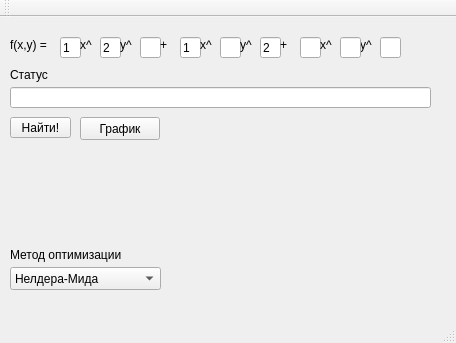
Above: mw.ui from unpaleness/opti before the change. Below: the same form after it.
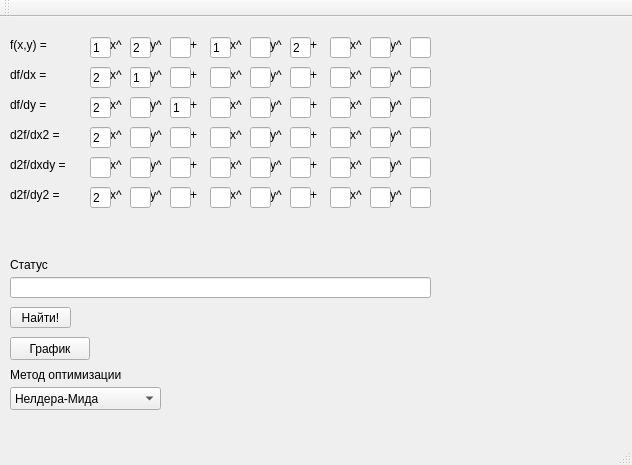
That is the form after the change.

What changed in the file:
```diff
--- a/mw.ui
+++ b/mw.ui
@@ -6,8 +6,8 @@
    <rect>
     <x>0</x>
     <y>0</y>
-    <width>456</width>
-    <height>343</height>
+    <width>632</width>
+    <height>465</height>
    </rect>
   </property>
   <property name="windowTitle">
@@ -17,7 +17,7 @@
    <widget class="QLineEdit" name="lea1">
     <property name="geometry">
      <rect>
-      <x>60</x>
+      <x>90</x>
       <y>20</y>
       <width>21</width>
       <height>21</height>
@@ -43,7 +43,7 @@
    <widget class="QLineEdit" name="lepowx1">
     <property name="geometry">
      <rect>
-      <x>100</x>
+      <x>130</x>
       <y>20</y>
       <width>21</width>
       <height>21</height>
@@ -56,7 +56,7 @@
    <widget class="QLabel" name="lx1">
     <property name="geometry">
      <rect>
-      <x>80</x>
+      <x>110</x>
       <y>20</y>
       <width>16</width>
       <height>16</height>
@@ -69,7 +69,7 @@
    <widget class="QLabel" name="ly1">
     <property name="geometry">
      <rect>
-      <x>120</x>
+      <x>150</x>
       <y>20</y>
       <width>16</width>
       <height>16</height>
@@ -82,7 +82,7 @@
    <widget class="QLineEdit" name="lepowy1">
     <property name="geometry">
      <rect>
-      <x>140</x>
+      <x>170</x>
       <y>20</y>
       <width>21</width>
       <height>21</height>
@@ -92,7 +92,7 @@
    <widget class="QLineEdit" name="lepowy2">
     <property name="geometry">
      <rect>
-      <x>260</x>
+      <x>290</x>
       <y>20</y>
       <width>21</width>
       <height>21</height>
@@ -105,7 +105,7 @@
    <widget class="QLineEdit" name="lepowx2">
     <property name="geometry">
      <rect>
-      <x>220</x>
+      <x>250</x>
       <y>20</y>
       <width>21</width>
       <height>21</height>
@@ -115,7 +115,7 @@
    <widget class="QLabel" name="ly2">
     <property name="geometry">
      <rect>
-      <x>240</x>
+      <x>270</x>
       <y>20</y>
       <width>16</width>
       <height>16</height>
@@ -128,7 +128,7 @@
    <widget class="QLineEdit" name="lea2">
     <property name="geometry">
      <rect>
-      <x>180</x>
+      <x>210</x>
       <y>20</y>
       <width>21</width>
       <height>21</height>
@@ -141,7 +141,7 @@
    <widget class="QLabel" name="lx2">
     <property name="geometry">
      <rect>
-      <x>200</x>
+      <x>230</x>
       <y>20</y>
       <width>16</width>
       <height>16</height>
@@ -154,7 +154,7 @@
    <widget class="QLabel" name="lplus1">
     <property name="geometry">
      <rect>
-      <x>160</x>
+      <x>190</x>
       <y>20</y>
       <width>16</width>
       <height>16</height>
@@ -167,7 +167,7 @@
    <widget class="QLabel" name="lplus2">
     <property name="geometry">
      <rect>
-      <x>280</x>
+      <x>310</x>
       <y>20</y>
       <width>16</width>
       <height>16</height>
@@ -180,7 +180,7 @@
    <widget class="QLineEdit" name="lea3">
     <property name="geometry">
      <rect>
-      <x>300</x>
+      <x>330</x>
       <y>20</y>
       <width>21</width>
       <height>21</height>
@@ -190,7 +190,7 @@
    <widget class="QLabel" name="lx3">
     <property name="geometry">
      <rect>
-      <x>320</x>
+      <x>350</x>
       <y>20</y>
       <width>16</width>
       <height>16</height>
@@ -203,7 +203,7 @@
    <widget class="QLineEdit" name="lepowy3">
     <property name="geometry">
      <rect>
-      <x>380</x>
+      <x>410</x>
       <y>20</y>
       <width>21</width>
       <height>21</height>
@@ -213,7 +213,7 @@
    <widget class="QLabel" name="ly3">
     <property name="geometry">
      <rect>
-      <x>360</x>
+      <x>390</x>
       <y>20</y>
       <width>16</width>
       <height>16</height>
@@ -226,7 +226,7 @@
    <widget class="QLineEdit" name="lepowx3">
     <property name="geometry">
      <rect>
-      <x>340</x>
+      <x>370</x>
       <y>20</y>
       <width>21</width>
       <height>21</height>
@@ -237,7 +237,7 @@
     <property name="geometry">
      <rect>
       <x>10</x>
-      <y>100</y>
+      <y>290</y>
       <width>61</width>
       <height>21</height>
      </rect>
@@ -250,7 +250,7 @@
     <property name="geometry">
      <rect>
       <x>10</x>
-      <y>70</y>
+      <y>260</y>
       <width>421</width>
       <height>21</height>
      </rect>
@@ -260,7 +260,7 @@
     <property name="geometry">
      <rect>
       <x>10</x>
-      <y>50</y>
+      <y>240</y>
       <width>57</width>
       <height>15</height>
      </rect>
@@ -272,8 +272,8 @@
    <widget class="QPushButton" name="pbgraph">
     <property name="geometry">
      <rect>
-      <x>80</x>
-      <y>100</y>
+      <x>10</x>
+      <y>320</y>
       <width>80</width>
       <height>23</height>
      </rect>
@@ -286,7 +286,7 @@
     <property name="geometry">
      <rect>
       <x>10</x>
-      <y>250</y>
+      <y>370</y>
       <width>151</width>
       <height>23</height>
      </rect>
@@ -306,7 +306,7 @@
     <property name="geometry">
      <rect>
       <x>10</x>
-      <y>230</y>
+      <y>350</y>
       <width>131</width>
       <height>16</height>
      </rect>
@@ -315,6 +315,1107 @@
      <string>Метод оптимизации</string>
     </property>
    </widget>
+   <widget class="QLabel" name="ldfdx">
+    <property name="geometry">
+     <rect>
+      <x>10</x>
+      <y>50</y>
+      <width>57</width>
+      <height>15</height>
+     </rect>
+    </property>
+    <property name="text">
+     <string>df/dx =</string>
+    </property>
+   </widget>
+   <widget class="QLabel" name="ly2_2">
+    <property name="geometry">
+     <rect>
+      <x>270</x>
+      <y>50</y>
+      <width>16</width>
+      <height>16</height>
+     </rect>
+    </property>
+    <property name="text">
+     <string>y^</string>
+    </property>
+   </widget>
+   <widget class="QLabel" name="lx2_2">
+    <property name="geometry">
+     <rect>
+      <x>230</x>
+      <y>50</y>
+      <width>16</width>
+      <height>16</height>
+     </rect>
+    </property>
+    <property name="text">
+     <string>x^</string>
+    </property>
+   </widget>
+   <widget class="QLineEdit" name="lepowx1_2">
+    <property name="geometry">
+     <rect>
+      <x>130</x>
+      <y>50</y>
+      <width>21</width>
+      <height>21</height>
+     </rect>
+    </property>
+    <property name="text">
+     <string>1</string>
+    </property>
+   </widget>
+   <widget class="QLineEdit" name="lea1_2">
+    <property name="geometry">
+     <rect>
+      <x>90</x>
+      <y>50</y>
+      <width>21</width>
+      <height>21</height>
+     </rect>
+    </property>
+    <property name="text">
+     <string>2</string>
+    </property>
+   </widget>
+   <widget class="QLineEdit" name="lepowy2_2">
+    <property name="geometry">
+     <rect>
+      <x>290</x>
+      <y>50</y>
+      <width>21</width>
+      <height>21</height>
+     </rect>
+    </property>
+    <property name="text">
+     <string/>
+    </property>
+   </widget>
+   <widget class="QLineEdit" name="lepowy3_2">
+    <property name="geometry">
+     <rect>
+      <x>410</x>
+      <y>50</y>
+      <width>21</width>
+      <height>21</height>
+     </rect>
+    </property>
+   </widget>
+   <widget class="QLabel" name="ly3_2">
+    <property name="geometry">
+     <rect>
+      <x>390</x>
+      <y>50</y>
+      <width>16</width>
+      <height>16</height>
+     </rect>
+    </property>
+    <property name="text">
+     <string>y^</string>
+    </property>
+   </widget>
+   <widget class="QLineEdit" name="lea3_2">
+    <property name="geometry">
+     <rect>
+      <x>330</x>
+      <y>50</y>
+      <width>21</width>
+      <height>21</height>
+     </rect>
+    </property>
+   </widget>
+   <widget class="QLabel" name="lplus1_2">
+    <property name="geometry">
+     <rect>
+      <x>190</x>
+      <y>50</y>
+      <width>16</width>
+      <height>16</height>
+     </rect>
+    </property>
+    <property name="text">
+     <string>+</string>
+    </property>
+   </widget>
+   <widget class="QLineEdit" name="lepowx3_2">
+    <property name="geometry">
+     <rect>
+      <x>370</x>
+      <y>50</y>
+      <width>21</width>
+      <height>21</height>
+     </rect>
+    </property>
+   </widget>
+   <widget class="QLabel" name="lx3_2">
+    <property name="geometry">
+     <rect>
+      <x>350</x>
+      <y>50</y>
+      <width>16</width>
+      <height>16</height>
+     </rect>
+    </property>
+    <property name="text">
+     <string>x^</string>
+    </property>
+   </widget>
+   <widget class="QLineEdit" name="lepowy1_2">
+    <property name="geometry">
+     <rect>
+      <x>170</x>
+      <y>50</y>
+      <width>21</width>
+      <height>21</height>
+     </rect>
+    </property>
+   </widget>
+   <widget class="QLabel" name="lx1_2">
+    <property name="geometry">
+     <rect>
+      <x>110</x>
+      <y>50</y>
+      <width>16</width>
+      <height>16</height>
+     </rect>
+    </property>
+    <property name="text">
+     <string>x^</string>
+    </property>
+   </widget>
+   <widget class="QLineEdit" name="lepowx2_2">
+    <property name="geometry">
+     <rect>
+      <x>250</x>
+      <y>50</y>
+      <width>21</width>
+      <height>21</height>
+     </rect>
+    </property>
+   </widget>
+   <widget class="QLabel" name="lplus2_2">
+    <property name="geometry">
+     <rect>
+      <x>310</x>
+      <y>50</y>
+      <width>16</width>
+      <height>16</height>
+     </rect>
+    </property>
+    <property name="text">
+     <string>+</string>
+    </property>
+   </widget>
+   <widget class="QLabel" name="ly1_2">
+    <property name="geometry">
+     <rect>
+      <x>150</x>
+      <y>50</y>
+      <width>16</width>
+      <height>16</height>
+     </rect>
+    </property>
+    <property name="text">
+     <string>y^</string>
+    </property>
+   </widget>
+   <widget class="QLineEdit" name="lea2_2">
+    <property name="geometry">
+     <rect>
+      <x>210</x>
+      <y>50</y>
+      <width>21</width>
+      <height>21</height>
+     </rect>
+    </property>
+    <property name="text">
+     <string/>
+    </property>
+   </widget>
+   <widget class="QLineEdit" name="lepowy2_3">
+    <property name="geometry">
+     <rect>
+      <x>290</x>
+      <y>80</y>
+      <width>21</width>
+      <height>21</height>
+     </rect>
+    </property>
+    <property name="text">
+     <string/>
+    </property>
+   </widget>
+   <widget class="QLabel" name="ly2_3">
+    <property name="geometry">
+     <rect>
+      <x>270</x>
+      <y>80</y>
+      <width>16</width>
+      <height>16</height>
+     </rect>
+    </property>
+    <property name="text">
+     <string>y^</string>
+    </property>
+   </widget>
+   <widget class="QLineEdit" name="lea3_3">
+    <property name="geometry">
+     <rect>
+      <x>330</x>
+      <y>80</y>
+      <width>21</width>
+      <height>21</height>
+     </rect>
+    </property>
+   </widget>
+   <widget class="QLineEdit" name="lepowx3_3">
+    <property name="geometry">
+     <rect>
+      <x>370</x>
+      <y>80</y>
+      <width>21</width>
+      <height>21</height>
+     </rect>
+    </property>
+   </widget>
+   <widget class="QLineEdit" name="lepowx1_3">
+    <property name="geometry">
+     <rect>
+      <x>130</x>
+      <y>80</y>
+      <width>21</width>
+      <height>21</height>
+     </rect>
+    </property>
+    <property name="text">
+     <string/>
+    </property>
+   </widget>
+   <widget class="QLabel" name="ldfdy">
+    <property name="geometry">
+     <rect>
+      <x>10</x>
+      <y>80</y>
+      <width>57</width>
+      <height>15</height>
+     </rect>
+    </property>
+    <property name="text">
+     <string>df/dy =</string>
+    </property>
+   </widget>
+   <widget class="QLineEdit" name="lea1_3">
+    <property name="geometry">
+     <rect>
+      <x>90</x>
+      <y>80</y>
+      <width>21</width>
+      <height>21</height>
+     </rect>
+    </property>
+    <property name="text">
+     <string>2</string>
+    </property>
+   </widget>
+   <widget class="QLabel" name="lx1_3">
+    <property name="geometry">
+     <rect>
+      <x>110</x>
+      <y>80</y>
+      <width>16</width>
+      <height>16</height>
+     </rect>
+    </property>
+    <property name="text">
+     <string>x^</string>
+    </property>
+   </widget>
+   <widget class="QLineEdit" name="lepowy1_3">
+    <property name="geometry">
+     <rect>
+      <x>170</x>
+      <y>80</y>
+      <width>21</width>
+      <height>21</height>
+     </rect>
+    </property>
+    <property name="text">
+     <string>1</string>
+    </property>
+   </widget>
+   <widget class="QLabel" name="ly3_3">
+    <property name="geometry">
+     <rect>
+      <x>390</x>
+      <y>80</y>
+      <width>16</width>
+      <height>16</height>
+     </rect>
+    </property>
+    <property name="text">
+     <string>y^</string>
+    </property>
+   </widget>
+   <widget class="QLabel" name="lplus2_3">
+    <property name="geometry">
+     <rect>
+      <x>310</x>
+      <y>80</y>
+      <width>16</width>
+      <height>16</height>
+     </rect>
+    </property>
+    <property name="text">
+     <string>+</string>
+    </property>
+   </widget>
+   <widget class="QLineEdit" name="lea2_3">
+    <property name="geometry">
+     <rect>
+      <x>210</x>
+      <y>80</y>
+      <width>21</width>
+      <height>21</height>
+     </rect>
+    </property>
+    <property name="text">
+     <string/>
+    </property>
+   </widget>
+   <widget class="QLineEdit" name="lepowy3_3">
+    <property name="geometry">
+     <rect>
+      <x>410</x>
+      <y>80</y>
+      <width>21</width>
+      <height>21</height>
+     </rect>
+    </property>
+   </widget>
+   <widget class="QLabel" name="ly1_3">
+    <property name="geometry">
+     <rect>
+      <x>150</x>
+      <y>80</y>
+      <width>16</width>
+      <height>16</height>
+     </rect>
+    </property>
+    <property name="text">
+     <string>y^</string>
+    </property>
+   </widget>
+   <widget class="QLabel" name="lplus1_3">
+    <property name="geometry">
+     <rect>
+      <x>190</x>
+      <y>80</y>
+      <width>16</width>
+      <height>16</height>
+     </rect>
+    </property>
+    <property name="text">
+     <string>+</string>
+    </property>
+   </widget>
+   <widget class="QLineEdit" name="lepowx2_3">
+    <property name="geometry">
+     <rect>
+      <x>250</x>
+      <y>80</y>
+      <width>21</width>
+      <height>21</height>
+     </rect>
+    </property>
+    <property name="text">
+     <string/>
+    </property>
+   </widget>
+   <widget class="QLabel" name="lx2_3">
+    <property name="geometry">
+     <rect>
+      <x>230</x>
+      <y>80</y>
+      <width>16</width>
+      <height>16</height>
+     </rect>
+    </property>
+    <property name="text">
+     <string>x^</string>
+    </property>
+   </widget>
+   <widget class="QLabel" name="lx3_3">
+    <property name="geometry">
+     <rect>
+      <x>350</x>
+      <y>80</y>
+      <width>16</width>
+      <height>16</height>
+     </rect>
+    </property>
+    <property name="text">
+     <string>x^</string>
+    </property>
+   </widget>
+   <widget class="QLineEdit" name="lepowx2_4">
+    <property name="geometry">
+     <rect>
+      <x>250</x>
+      <y>110</y>
+      <width>21</width>
+      <height>21</height>
+     </rect>
+    </property>
+   </widget>
+   <widget class="QLabel" name="lplus2_4">
+    <property name="geometry">
+     <rect>
+      <x>310</x>
+      <y>110</y>
+      <width>16</width>
+      <height>16</height>
+     </rect>
+    </property>
+    <property name="text">
+     <string>+</string>
+    </property>
+   </widget>
+   <widget class="QLabel" name="ld2fdx2">
+    <property name="geometry">
+     <rect>
+      <x>10</x>
+      <y>110</y>
+      <width>57</width>
+      <height>15</height>
+     </rect>
+    </property>
+    <property name="text">
+     <string>d2f/dx2 =</string>
+    </property>
+   </widget>
+   <widget class="QLineEdit" name="lea2_4">
+    <property name="geometry">
+     <rect>
+      <x>210</x>
+      <y>110</y>
+      <width>21</width>
+      <height>21</height>
+     </rect>
+    </property>
+    <property name="text">
+     <string/>
+    </property>
+   </widget>
+   <widget class="QLabel" name="ly1_4">
+    <property name="geometry">
+     <rect>
+      <x>150</x>
+      <y>110</y>
+      <width>16</width>
+      <height>16</height>
+     </rect>
+    </property>
+    <property name="text">
+     <string>y^</string>
+    </property>
+   </widget>
+   <widget class="QLineEdit" name="lepowy2_4">
+    <property name="geometry">
+     <rect>
+      <x>290</x>
+      <y>110</y>
+      <width>21</width>
+      <height>21</height>
+     </rect>
+    </property>
+    <property name="text">
+     <string/>
+    </property>
+   </widget>
+   <widget class="QLineEdit" name="lepowx1_4">
+    <property name="geometry">
+     <rect>
+      <x>130</x>
+      <y>110</y>
+      <width>21</width>
+      <height>21</height>
+     </rect>
+    </property>
+    <property name="text">
+     <string/>
+    </property>
+   </widget>
+   <widget class="QLabel" name="lx1_4">
+    <property name="geometry">
+     <rect>
+      <x>110</x>
+      <y>110</y>
+      <width>16</width>
+      <height>16</height>
+     </rect>
+    </property>
+    <property name="text">
+     <string>x^</string>
+    </property>
+   </widget>
+   <widget class="QLabel" name="lplus1_4">
+    <property name="geometry">
+     <rect>
+      <x>190</x>
+      <y>110</y>
+      <width>16</width>
+      <height>16</height>
+     </rect>
+    </property>
+    <property name="text">
+     <string>+</string>
+    </property>
+   </widget>
+   <widget class="QLabel" name="ly2_4">
+    <property name="geometry">
+     <rect>
+      <x>270</x>
+      <y>110</y>
+      <width>16</width>
+      <height>16</height>
+     </rect>
+    </property>
+    <property name="text">
+     <string>y^</string>
+    </property>
+   </widget>
+   <widget class="QLineEdit" name="lepowy3_4">
+    <property name="geometry">
+     <rect>
+      <x>410</x>
+      <y>110</y>
+      <width>21</width>
+      <height>21</height>
+     </rect>
+    </property>
+   </widget>
+   <widget class="QLabel" name="ly3_4">
+    <property name="geometry">
+     <rect>
+      <x>390</x>
+      <y>110</y>
+      <width>16</width>
+      <height>16</height>
+     </rect>
+    </property>
+    <property name="text">
+     <string>y^</string>
+    </property>
+   </widget>
+   <widget class="QLineEdit" name="lea3_4">
+    <property name="geometry">
+     <rect>
+      <x>330</x>
+      <y>110</y>
+      <width>21</width>
+      <height>21</height>
+     </rect>
+    </property>
+   </widget>
+   <widget class="QLineEdit" name="lepowy1_4">
+    <property name="geometry">
+     <rect>
+      <x>170</x>
+      <y>110</y>
+      <width>21</width>
+      <height>21</height>
+     </rect>
+    </property>
+   </widget>
+   <widget class="QLineEdit" name="lea1_4">
+    <property name="geometry">
+     <rect>
+      <x>90</x>
+      <y>110</y>
+      <width>21</width>
+      <height>21</height>
+     </rect>
+    </property>
+    <property name="text">
+     <string>2</string>
+    </property>
+   </widget>
+   <widget class="QLabel" name="lx2_4">
+    <property name="geometry">
+     <rect>
+      <x>230</x>
+      <y>110</y>
+      <width>16</width>
+      <height>16</height>
+     </rect>
+    </property>
+    <property name="text">
+     <string>x^</string>
+    </property>
+   </widget>
+   <widget class="QLineEdit" name="lepowx3_4">
+    <property name="geometry">
+     <rect>
+      <x>370</x>
+      <y>110</y>
+      <width>21</width>
+      <height>21</height>
+     </rect>
+    </property>
+   </widget>
+   <widget class="QLabel" name="lx3_4">
+    <property name="geometry">
+     <rect>
+      <x>350</x>
+      <y>110</y>
+      <width>16</width>
+      <height>16</height>
+     </rect>
+    </property>
+    <property name="text">
+     <string>x^</string>
+    </property>
+   </widget>
+   <widget class="QLabel" name="lx2_5">
+    <property name="geometry">
+     <rect>
+      <x>230</x>
+      <y>140</y>
+      <width>16</width>
+      <height>16</height>
+     </rect>
+    </property>
+    <property name="text">
+     <string>x^</string>
+    </property>
+   </widget>
+   <widget class="QLineEdit" name="lea3_5">
+    <property name="geometry">
+     <rect>
+      <x>330</x>
+      <y>140</y>
+      <width>21</width>
+      <height>21</height>
+     </rect>
+    </property>
+   </widget>
+   <widget class="QLabel" name="ld2fdx2_2">
+    <property name="geometry">
+     <rect>
+      <x>10</x>
+      <y>140</y>
+      <width>71</width>
+      <height>16</height>
+     </rect>
+    </property>
+    <property name="text">
+     <string>d2f/dxdy =</string>
+    </property>
+   </widget>
+   <widget class="QLabel" name="ly2_5">
+    <property name="geometry">
+     <rect>
+      <x>270</x>
+      <y>140</y>
+      <width>16</width>
+      <height>16</height>
+     </rect>
+    </property>
+    <property name="text">
+     <string>y^</string>
+    </property>
+   </widget>
+   <widget class="QLineEdit" name="lepowy1_5">
+    <property name="geometry">
+     <rect>
+      <x>170</x>
+      <y>140</y>
+      <width>21</width>
+      <height>21</height>
+     </rect>
+    </property>
+   </widget>
+   <widget class="QLineEdit" name="lepowx2_5">
+    <property name="geometry">
+     <rect>
+      <x>250</x>
+      <y>140</y>
+      <width>21</width>
+      <height>21</height>
+     </rect>
+    </property>
+   </widget>
+   <widget class="QLabel" name="ly1_5">
+    <property name="geometry">
+     <rect>
+      <x>150</x>
+      <y>140</y>
+      <width>16</width>
+      <height>16</height>
+     </rect>
+    </property>
+    <property name="text">
+     <string>y^</string>
+    </property>
+   </widget>
+   <widget class="QLabel" name="lx1_5">
+    <property name="geometry">
+     <rect>
+      <x>110</x>
+      <y>140</y>
+      <width>16</width>
+      <height>16</height>
+     </rect>
+    </property>
+    <property name="text">
+     <string>x^</string>
+    </property>
+   </widget>
+   <widget class="QLabel" name="lplus1_5">
+    <property name="geometry">
+     <rect>
+      <x>190</x>
+      <y>140</y>
+      <width>16</width>
+      <height>16</height>
+     </rect>
+    </property>
+    <property name="text">
+     <string>+</string>
+    </property>
+   </widget>
+   <widget class="QLineEdit" name="lepowx1_5">
+    <property name="geometry">
+     <rect>
+      <x>130</x>
+      <y>140</y>
+      <width>21</width>
+      <height>21</height>
+     </rect>
+    </property>
+    <property name="text">
+     <string/>
+    </property>
+   </widget>
+   <widget class="QLineEdit" name="lepowx3_5">
+    <property name="geometry">
+     <rect>
+      <x>370</x>
+      <y>140</y>
+      <width>21</width>
+      <height>21</height>
+     </rect>
+    </property>
+   </widget>
+   <widget class="QLineEdit" name="lea2_5">
+    <property name="geometry">
+     <rect>
+      <x>210</x>
+      <y>140</y>
+      <width>21</width>
+      <height>21</height>
+     </rect>
+    </property>
+    <property name="text">
+     <string/>
+    </property>
+   </widget>
+   <widget class="QLineEdit" name="lepowy2_5">
+    <property name="geometry">
+     <rect>
+      <x>290</x>
+      <y>140</y>
+      <width>21</width>
+      <height>21</height>
+     </rect>
+    </property>
+    <property name="text">
+     <string/>
+    </property>
+   </widget>
+   <widget class="QLineEdit" name="lepowy3_5">
+    <property name="geometry">
+     <rect>
+      <x>410</x>
+      <y>140</y>
+      <width>21</width>
+      <height>21</height>
+     </rect>
+    </property>
+   </widget>
+   <widget class="QLineEdit" name="lea1_5">
+    <property name="geometry">
+     <rect>
+      <x>90</x>
+      <y>140</y>
+      <width>21</width>
+      <height>21</height>
+     </rect>
+    </property>
+    <property name="text">
+     <string/>
+    </property>
+   </widget>
+   <widget class="QLabel" name="lplus2_5">
+    <property name="geometry">
+     <rect>
+      <x>310</x>
+      <y>140</y>
+      <width>16</width>
+      <height>16</height>
+     </rect>
+    </property>
+    <property name="text">
+     <string>+</string>
+    </property>
+   </widget>
+   <widget class="QLabel" name="lx3_5">
+    <property name="geometry">
+     <rect>
+      <x>350</x>
+      <y>140</y>
+      <width>16</width>
+      <height>16</height>
+     </rect>
+    </property>
+    <property name="text">
+     <string>x^</string>
+    </property>
+   </widget>
+   <widget class="QLabel" name="ly3_5">
+    <property name="geometry">
+     <rect>
+      <x>390</x>
+      <y>140</y>
+      <width>16</width>
+      <height>16</height>
+     </rect>
+    </property>
+    <property name="text">
+     <string>y^</string>
+    </property>
+   </widget>
+   <widget class="QLabel" name="lx2_6">
+    <property name="geometry">
+     <rect>
+      <x>230</x>
+      <y>170</y>
+      <width>16</width>
+      <height>16</height>
+     </rect>
+    </property>
+    <property name="text">
+     <string>x^</string>
+    </property>
+   </widget>
+   <widget class="QLineEdit" name="lea3_6">
+    <property name="geometry">
+     <rect>
+      <x>330</x>
+      <y>170</y>
+      <width>21</width>
+      <height>21</height>
+     </rect>
+    </property>
+   </widget>
+   <widget class="QLabel" name="ld2fdx2_3">
+    <property name="geometry">
+     <rect>
+      <x>10</x>
+      <y>170</y>
+      <width>57</width>
+      <height>15</height>
+     </rect>
+    </property>
+    <property name="text">
+     <string>d2f/dy2 =</string>
+    </property>
+   </widget>
+   <widget class="QLabel" name="ly2_6">
+    <property name="geometry">
+     <rect>
+      <x>270</x>
+      <y>170</y>
+      <width>16</width>
+      <height>16</height>
+     </rect>
+    </property>
+    <property name="text">
+     <string>y^</string>
+    </property>
+   </widget>
+   <widget class="QLineEdit" name="lepowy1_6">
+    <property name="geometry">
+     <rect>
+      <x>170</x>
+      <y>170</y>
+      <width>21</width>
+      <height>21</height>
+     </rect>
+    </property>
+   </widget>
+   <widget class="QLineEdit" name="lepowx2_6">
+    <property name="geometry">
+     <rect>
+      <x>250</x>
+      <y>170</y>
+      <width>21</width>
+      <height>21</height>
+     </rect>
+    </property>
+   </widget>
+   <widget class="QLabel" name="ly1_6">
+    <property name="geometry">
+     <rect>
+      <x>150</x>
+      <y>170</y>
+      <width>16</width>
+      <height>16</height>
+     </rect>
+    </property>
+    <property name="text">
+     <string>y^</string>
+    </property>
+   </widget>
+   <widget class="QLabel" name="lx1_6">
+    <property name="geometry">
+     <rect>
+      <x>110</x>
+      <y>170</y>
+      <width>16</width>
+      <height>16</height>
+     </rect>
+    </property>
+    <property name="text">
+     <string>x^</string>
+    </property>
+   </widget>
+   <widget class="QLabel" name="lplus1_6">
+    <property name="geometry">
+     <rect>
+      <x>190</x>
+      <y>170</y>
+      <width>16</width>
+      <height>16</height>
+     </rect>
+    </property>
+    <property name="text">
+     <string>+</string>
+    </property>
+   </widget>
+   <widget class="QLineEdit" name="lepowx1_6">
+    <property name="geometry">
+     <rect>
+      <x>130</x>
+      <y>170</y>
+      <width>21</width>
+      <height>21</height>
+     </rect>
+    </property>
+    <property name="text">
+     <string/>
+    </property>
+   </widget>
+   <widget class="QLineEdit" name="lepowx3_6">
+    <property name="geometry">
+     <rect>
+      <x>370</x>
+      <y>170</y>
+      <width>21</width>
+      <height>21</height>
+     </rect>
+    </property>
+   </widget>
+   <widget class="QLineEdit" name="lea2_6">
+    <property name="geometry">
+     <rect>
+      <x>210</x>
+      <y>170</y>
+      <width>21</width>
+      <height>21</height>
+     </rect>
+    </property>
+    <property name="text">
+     <string/>
+    </property>
+   </widget>
+   <widget class="QLineEdit" name="lepowy2_6">
+    <property name="geometry">
+     <rect>
+      <x>290</x>
+      <y>170</y>
+      <width>21</width>
+      <height>21</height>
+     </rect>
+    </property>
+    <property name="text">
+     <string/>
+    </property>
+   </widget>
+   <widget class="QLineEdit" name="lepowy3_6">
+    <property name="geometry">
+     <rect>
+      <x>410</x>
+      <y>170</y>
+      <width>21</width>
+      <height>21</height>
+     </rect>
+    </property>
+   </widget>
+   <widget class="QLineEdit" name="lea1_6">
+    <property name="geometry">
+     <rect>
+      <x>90</x>
+      <y>170</y>
+      <width>21</width>
+      <height>21</height>
+     </rect>
+    </property>
+    <property name="text">
+     <string>2</string>
+    </property>
+   </widget>
+   <widget class="QLabel" name="lplus2_6">
+    <property name="geometry">
+     <rect>
+      <x>310</x>
+      <y>170</y>
+      <width>16</width>
+      <height>16</height>
+     </rect>
+    </property>
+    <property name="text">
+     <string>+</string>
+    </property>
+   </widget>
+   <widget class="QLabel" name="lx3_6">
+    <property name="geometry">
+     <rect>
+      <x>350</x>
+      <y>170</y>
+      <width>16</width>
+      <height>16</height>
+     </rect>
+    </property>
+    <property name="text">
+     <string>x^</string>
+    </property>
+   </widget>
+   <widget class="QLabel" name="ly3_6">
+    <property name="geometry">
+     <rect>
+      <x>390</x>
+      <y>170</y>
+      <width>16</width>
+      <height>16</height>
+     </rect>
+    </property>
+    <property name="text">
+     <string>y^</string>
+    </property>
+   </widget>
   </widget>
   <widget class="QMenuBar" name="menuBar">
    <property name="geometry">
```
Left out of the diff: 2 changed lines with no effect on the pictures.
